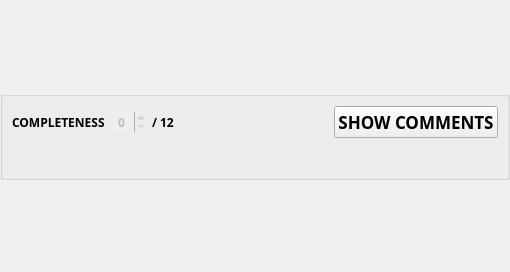
wassgha/TurboGrade, file TurboGrade/ui/criteriongradecard.ui: the form before one commit.
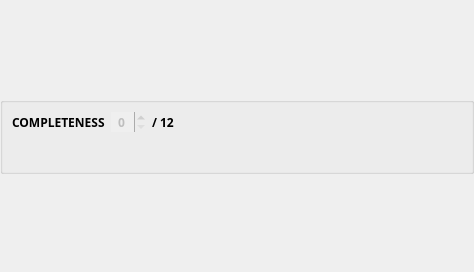
The form after the commit.

The edit to the form file:
```diff
--- a/TurboGrade/ui/criteriongradecard.ui
+++ b/TurboGrade/ui/criteriongradecard.ui
@@ -6,7 +6,7 @@
    <rect>
     <x>0</x>
     <y>0</y>
-    <width>510</width>
+    <width>474</width>
     <height>272</height>
    </rect>
   </property>
@@ -183,23 +183,6 @@
           </property>
          </spacer>
         </item>
-        <item>
-         <widget class="QPushButton" name="show_comments">
-          <property name="font">
-           <font>
-            <pointsize>13</pointsize>
-            <weight>75</weight>
-            <bold>true</bold>
-           </font>
-          </property>
-          <property name="cursor">
-           <cursorShape>PointingHandCursor</cursorShape>
-          </property>
-          <property name="text">
-           <string>SHOW COMMENTS</string>
-          </property>
-         </widget>
-        </item>
        </layout>
       </item>
       <item>
```
Left out of the diff: 10 changed lines with no effect on the pictures.
